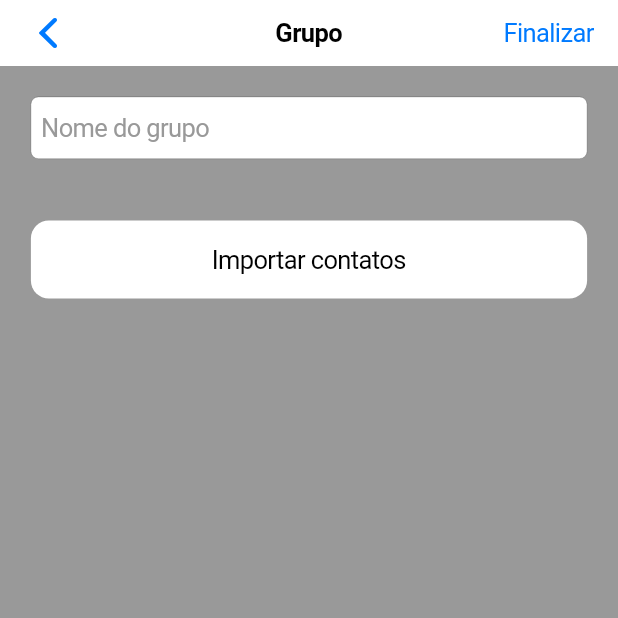
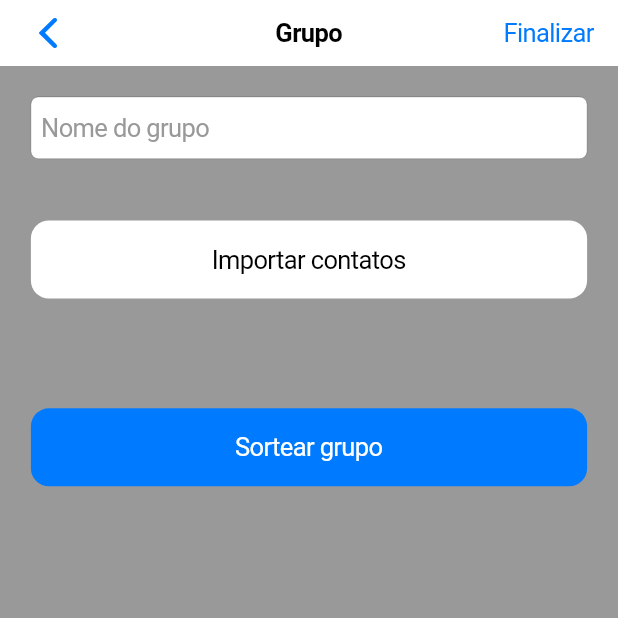
Before and after one commit to kelvingarcia/sorteio_amigo_secreto_whatsapp, a Flutter app: the CreateGroup screen opened directly, on a phone screen of 412 x 824 dp, the top half of it. Run offline on Flutter 3.47's test engine with Material 2 defaults, Android fonts, the phone set to English and light mode, and no system bars; our stand-ins replace contacts_service, permission_handler, sqflite; accounts and stored records are empty.

Commit message:
criando algoritmo de sorteio

```diff
--- a/lib/database/participante_dao.dart
+++ b/lib/database/participante_dao.dart
@@ -22,8 +22,8 @@ class ParticipanteDao {
   void editar(Participante participante) async {
     final Database db = await getDatabase();
     Map<String, dynamic> participanteMap = _toMap(participante);
-    await db
-        .update(_tableName, participanteMap, where: "id = ?", whereArgs: [participante.id]);
+    await db.update(_tableName, participanteMap,
+        where: "id = ?", whereArgs: [participante.id]);
   }
 
   Future<List<Participante>> findAll() async {
@@ -54,7 +54,7 @@ class ParticipanteDao {
       var id = int.parse([_id].toString());
       var nome = row[_nome].toString();
       var numero = row[_numero].toString();
-      var participante = Participante(id, nome, numero, '');
+      var participante = Participante(id, '', nome, numero, '');
       participantes.add(participante);
     }
     return participantes;
--- a/lib/model/participante.dart
+++ b/lib/model/participante.dart
@@ -1,8 +1,10 @@
 class Participante {
   final int id;
+  final String mongoId;
   final String nome;
   final String numero;
-  final String pessoaSorteada;
+  String pessoaSorteada;
 
-  Participante(this.id, this.nome, this.numero, this.pessoaSorteada);
+  Participante(
+      this.id, this.mongoId, this.nome, this.numero, this.pessoaSorteada);
 }
--- a/lib/screens/create_group.dart
+++ b/lib/screens/create_group.dart
@@ -6,6 +6,7 @@ import 'package:sorteio_amigo_secreto_whatsapp/model/grupo.dart';
 import 'package:sorteio_amigo_secreto_whatsapp/model/participante.dart';
 import 'package:sorteio_amigo_secreto_whatsapp/screens/select_contacts.dart';
 import 'package:sorteio_amigo_secreto_whatsapp/utils/size_utils.dart';
+import 'package:sorteio_amigo_secreto_whatsapp/utils/sort_utils.dart';
 
 class CreateGroup extends StatefulWidget {
   final Grupo grupo;
@@ -115,6 +116,26 @@ class _CreateGroupState extends State<CreateGroup> {
                     },
                   ),
                 ),
+                Padding(
+                  padding: EdgeInsets.all(SizeUtils.fromWidth(context, 0.05)),
+                  child: SizedBox(
+                    width: double.maxFinite,
+                    child: CupertinoButton(
+                      color: CupertinoColors.activeBlue,
+                      onPressed: () async {
+                        var sortPeople = SortUtils.sortPeople(contactList);
+                        sortPeople.forEach((element) => debugPrint(
+                            element.nome + ": " + element.pessoaSorteada));
+                      },
+                      child: const Text(
+                        'Sortear grupo',
+                        style: TextStyle(
+                          color: CupertinoColors.white,
+                        ),
+                      ),
+                    ),
+                  ),
+                ),
               ],
             ),
           ),
--- a/lib/screens/select_contacts.dart
+++ b/lib/screens/select_contacts.dart
@@ -117,6 +117,7 @@ class _SelectContactsState extends State<SelectContacts> {
                                         context,
                                         Participante(
                                             0,
+                                            '',
                                             _contactSubList[index].displayName!,
                                             _selectedValue,
                                             ''));
```
Also changed, not shown: lib/utils/sort_utils.dart (added, +13 -0 lines).
